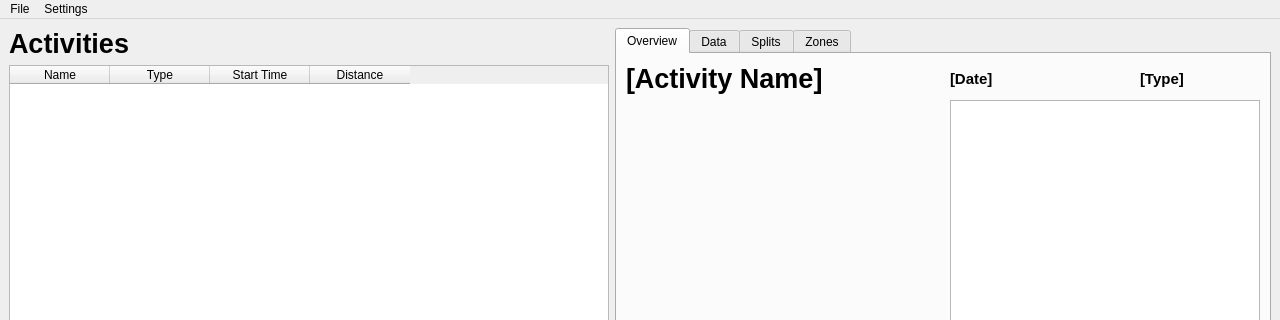
Old version of the form main.ui in the repository TomFryers/activate; both pictures show x 0 to 1280 and y 0 to 320 of the 1280 by 720 pixel window.
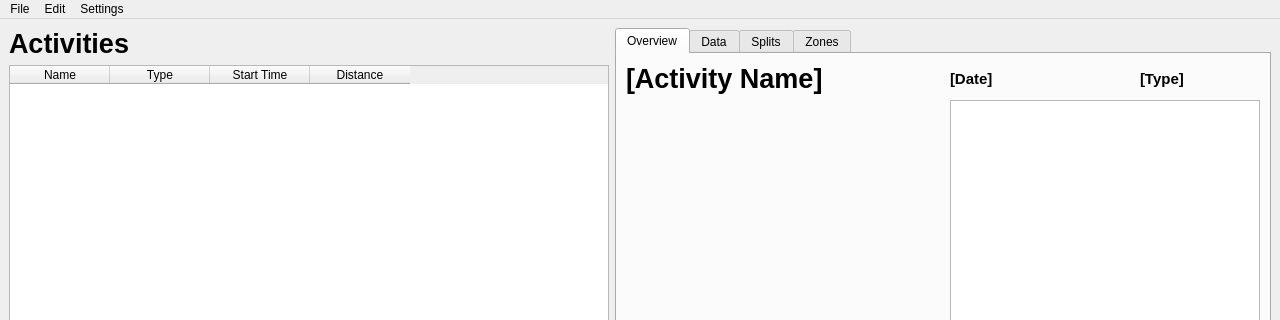
New version of the form. Custom widgets are drawn as their Qt base class.

The edit to the form file:
```diff
--- a/main.ui
+++ b/main.ui
@@ -334,7 +334,14 @@
     </property>
     <addaction name="action_units"/>
    </widget>
+   <widget class="QMenu" name="edit_menu">
+    <property name="title">
+     <string>Edit</string>
+    </property>
+    <addaction name="edit_activity"/>
+   </widget>
    <addaction name="file_menu"/>
+   <addaction name="edit_menu"/>
    <addaction name="settings_menu"/>
   </widget>
   <widget class="QStatusBar" name="statusbar"/>
```
Left out of the diff: 22 changed lines with no effect on the pictures.
